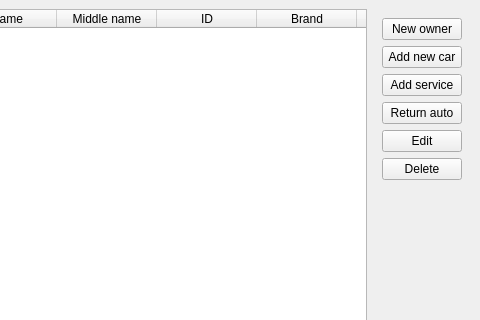
First picture: the form in mainwindow.ui, repository LorenceUfa/autoservice, before the edit; both pictures show x 253 to 733 and y 0 to 320 of the 733 by 459 pixel window.
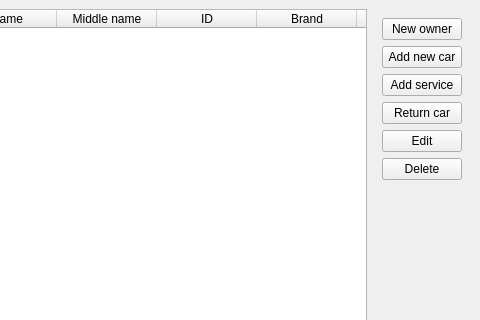
Second picture: the form after the edit.

Commit message: add set and get functions for return car dialog

```diff
--- a/mainwindow.ui
+++ b/mainwindow.ui
@@ -106,7 +106,7 @@
        <item>
         <widget class="QPushButton" name="button_return_auto">
          <property name="text">
-          <string>Return auto</string>
+          <string>Return car</string>
          </property>
         </widget>
        </item>
```
Left out of the diff: 2 changed lines with no effect on the pictures. The commit also changes 2 other files.
